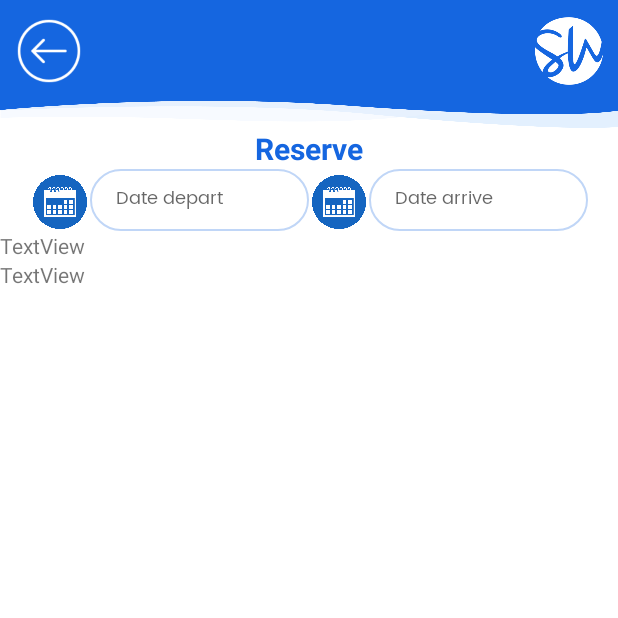
After one commit to oussabl/ProjetLibree, an Android app: the Reserve_Conge screen opened directly, with no data from a screen before it, on a phone screen of 412 x 824 dp, the top half of it. The commit adds this screen. Run offline under Robolectric (Android 15) with nearby library versions, the phone set to English and light mode, and no system bars; 5 statements that could not run were skipped.

Commit message:
Oussama Belarbi Update in 26/12/2021 add the classe Conge and his interface

```diff
--- a/app/src/main/AndroidManifest.xml
+++ b/app/src/main/AndroidManifest.xml
@@ -9,6 +9,9 @@
         android:roundIcon="@mipmap/ic_launcher_round"
         android:supportsRtl="true"
         android:theme="@style/Theme.ProjetLibre.NoActionBar">
+        <activity
+            android:name=".Reserve_Conge"
+            android:exported="false" />
         <activity
             android:name=".Update"
             android:exported="true" />
@@ -29,6 +32,7 @@
             android:exported="true">
             <intent-filter>
                 <action android:name="android.intent.action.MAIN" />
+
                 <category android:name="android.intent.category.LAUNCHER" />
             </intent-filter>
         </activity>
--- a/app/src/main/java/com/example/projetlibre/MainActivity.java
+++ b/app/src/main/java/com/example/projetlibre/MainActivity.java
@@ -67,7 +67,6 @@ public class MainActivity extends AppCompatActivity {
                         emp.getEmail().equals(username) &&
                                 emp.getPassword().equals(password))
                 {
-                 //   Log.v("LOGIN","aaaaaaaaaaaaaaaaaaaaaaaaaaaaaaaaaaaaaaaaaa");
                     startActivity(new Intent(this, Home.class));
                     cleanData();
 
--- /dev/null
+++ b/app/src/main/java/com/example/projetlibre/Reserve_Conge.java
@@ -0,0 +1,75 @@
+package com.example.projetlibre;
+
+import androidx.annotation.NonNull;
+import androidx.appcompat.app.AlertDialog;
+import androidx.appcompat.app.AppCompatActivity;
+
+import android.annotation.SuppressLint;
+import android.content.Intent;
+import android.os.Bundle;
+import android.view.View;
+import android.widget.Button;
+import android.widget.CalendarView;
+import android.widget.TextView;
+import android.widget.Toast;
+
+public class Reserve_Conge extends AppCompatActivity {
+    AlertDialog  alertDialog;
+    int key_date =0;
+    TextView date_con_depp,date_con_finn;
+    @Override
+    protected void onCreate(Bundle savedInstanceState) {
+        super.onCreate(savedInstanceState);
+        setContentView(R.layout.activity_reserve_conge);
+        date_con_finn=findViewById(R.id.date_con_fin);
+        date_con_depp=findViewById(R.id.date_con_dep);
+
+
+        Bundle bundle = new Bundle();
+        bundle = getIntent().getExtras();
+        String KEY = bundle.getString("key");
+        String nom = bundle.getString("firstname");
+        String prenom = bundle.getString("lastname");
+        String mission = bundle.getString("mission");
+        String email = bundle.getString("email");
+
+    }
+    @SuppressLint("SetTextI18n")
+    public void Calclick(View view) {
+        AlertDialog.Builder builder = new AlertDialog.Builder(this);
+        View VCalPopDate = getLayoutInflater().inflate(R.layout.popcal,null);
+        CalendarView cvDate = VCalPopDate.findViewById(R.id.calendarV);
+        Button  valideCal = VCalPopDate.findViewById(R.id.btn_valide);
+        cvDate.setOnDateChangeListener(new CalendarView.OnDateChangeListener() {
+            @Override
+            public void onSelectedDayChange(@NonNull CalendarView view1, int year, int month, int dayOfMonth) {
+                System.out.println("year" + year);
+                System.out.println("year" + month);
+                System.out.println("year" + dayOfMonth);
+                if (key_date == 0) {
+                    date_con_finn.setText(dayOfMonth + "/" + (month + 1) + "/" + year);
+                    key_date++;
+                } else if (key_date == 1) {
+                    date_con_depp.setText(dayOfMonth + "/" + (month + 1) + "/" + year);
+                    key_date--;
+                }
+            }
+        });
+
+        valideCal.setOnClickListener(new View.OnClickListener() {
+            @Override
+            public void onClick(View v) {
+                alertDialog.dismiss();
+            }
+        });
+        builder.setView(VCalPopDate);
+        alertDialog=builder.create();
+        alertDialog.show();
+    }
+
+
+    public void onbackk(View view) {
+        Intent intent = new Intent(getApplicationContext(), ProfileEmployer.class);
+        startActivity(intent);
+    }
+}
--- a/app/src/main/java/com/example/projetlibre/Update.java
+++ b/app/src/main/java/com/example/projetlibre/Update.java
@@ -34,7 +34,7 @@ public class Update extends AppCompatActivity {
             employer = new Employer();
             dao = new DAOEmloyee();
             update = findViewById(R.id.btn_update);
-            disable= findViewById(R.id.btn_pdf);
+            disable= findViewById(R.id.btn_conge);
             edfname= findViewById(R.id.idft);
             edlname= findViewById(R.id.idlt);
             edemail= findViewById(R.id.idem);
--- a/app/src/main/res/layout/activity_profile_employer.xml
+++ b/app/src/main/res/layout/activity_profile_employer.xml
@@ -272,14 +272,14 @@
 
 
                             <Button
-                                android:id="@+id/btn_pdf"
+                                android:id="@+id/btn_conge"
                                 android:layout_width="match_parent"
                                 android:layout_height="wrap_content"
                                 android:layout_weight="1"
                                 android:background="@drawable/blue_fill__rounded_color"
                                 android:fontFamily="@font/poppins_regular"
-                                android:text="pdf"
-                                android:onClick="UploadPDF"
+                                android:onClick="Reserve"
+                                android:text="Reserve"
                                 android:textColor="#ffffff"
                                 android:textSize="12sp"
                                 tools:ignore="MissingConstraints" />
--- /dev/null
+++ b/app/src/main/res/layout/activity_reserve_conge.xml
@@ -0,0 +1,194 @@
+<?xml version="1.0" encoding="utf-8"?>
+<androidx.constraintlayout.widget.ConstraintLayout xmlns:android="http://schemas.android.com/apk/res/android"
+    xmlns:app="http://schemas.android.com/apk/res-auto"
+    xmlns:tools="http://schemas.android.com/tools"
+    android:layout_width="match_parent"
+    android:layout_height="match_parent"
+    tools:context=".Reserve_Conge">
+
+    <LinearLayout
+        android:layout_width="match_parent"
+        android:layout_height="match_parent"
+        android:orientation="vertical"
+        app:layout_constraintTop_toTopOf="parent">
+
+        <androidx.constraintlayout.widget.ConstraintLayout
+            android:layout_width="match_parent"
+            android:layout_height="match_parent">
+
+            <LinearLayout
+                android:id="@+id/linearLayout4"
+                android:layout_width="match_parent"
+                android:layout_height="85dp"
+                app:layout_constraintTop_toTopOf="parent"
+                tools:ignore="MissingConstraints">
+
+                <FrameLayout
+                    android:layout_width="match_parent"
+                    android:layout_height="match_parent"
+                    android:background="@drawable/blue_bg">
+
+                    <ImageView
+                        android:layout_width="45dp"
+                        android:layout_height="45dp"
+                        android:layout_gravity="right"
+                        android:layout_marginTop="11dp"
+                        android:layout_marginRight="10dp"
+                        android:src="@drawable/logo" />
+
+                    <ImageView
+                        android:id="@+id/imageView"
+                        android:layout_width="45dp"
+                        android:layout_height="45dp"
+                        android:layout_gravity="left"
+                        android:layout_marginLeft="10dp"
+                        android:layout_marginTop="11dp"
+
+                        android:onClick="onbackk"
+                        android:src="@drawable/backk" />
+                </FrameLayout>
+
+            </LinearLayout>
+
+            <LinearLayout
+                android:layout_width="match_parent"
+                android:layout_height="0dp"
+                android:orientation="vertical"
+                app:layout_constraintBottom_toBottomOf="parent"
+                app:layout_constraintTop_toBottomOf="@+id/usernameEmployer">
+
+
+                <LinearLayout
+                    android:id="@+id/linearLayout2"
+                    android:layout_width="match_parent"
+                    android:layout_height="wrap_content"
+                    android:layout_marginStart="20dp"
+                    android:layout_marginEnd="20dp"
+                    android:orientation="vertical"
+                    tools:ignore="MissingConstraints">
+
+                    <androidx.constraintlayout.widget.ConstraintLayout
+                        android:layout_width="match_parent"
+                        android:layout_height="match_parent">
+
+                        <LinearLayout
+                            android:layout_width="match_parent"
+                            android:layout_height="match_parent"
+                            android:layout_marginTop="5dp"
+                            android:orientation="vertical">
+
+                            <LinearLayout
+                                android:layout_width="match_parent"
+                                android:layout_height="match_parent"
+                                android:orientation="horizontal">
+
+                                <LinearLayout
+                                    android:layout_width="match_parent"
+                                    android:layout_height="match_parent"
+                                    android:layout_weight="1"
+                                    android:gravity="center">
+
+                                    <ImageView
+                                        android:layout_width="40dp"
+                                        android:layout_height="40dp"
+                                        android:layout_marginTop="1dp"
+                                        android:foregroundGravity="center"
+                                        android:onClick="Calclick"
+                                        android:padding="2dp"
+                                        android:src="@drawable/cal"
+                                        tools:ignore="TouchTargetSizeCheck,SpeakableTextPresentCheck" />
+
+                                    <EditText
+                                        android:id="@+id/iddp_conge"
+                                        android:layout_width="match_parent"
+                                        android:layout_height="match_parent"
+                                        android:background="@drawable/blue_border_rounded_cornwe"
+                                        android:enabled="false"
+                                        android:fontFamily="@font/poppins_regular"
+                                        android:hint="@string/date_depart"
+                                        android:inputType="text"
+                                        android:maxLines="1"
+                                        android:paddingLeft="17dp"
+                                        android:paddingTop="11dp"
+                                        android:paddingBottom="11dp"
+                                        android:textCursorDrawable="@drawable/cursor_color"
+                                        android:textSize="12sp"
+                                        tools:ignore="MissingConstraints,TouchTargetSizeCheck" />
+                                </LinearLayout>
+
+                                <LinearLayout
+                                    android:layout_width="match_parent"
+                                    android:layout_height="match_parent"
+                                    android:layout_weight="1"
+                                    android:gravity="center">
+
+                                    <ImageView
+                                        android:layout_width="40dp"
+                                        android:layout_height="40dp"
+                                        android:layout_marginTop="1dp"
+                                        android:foregroundGravity="center"
+                                        android:onClick="Calclick"
+                                        android:padding="2dp"
+                                        android:src="@drawable/cal"
+                                        tools:ignore="TouchTargetSizeCheck,SpeakableTextPresentCheck" />
+
+                                    <EditText
+                                        android:id="@+id/id_datefin_conge"
+                                        android:layout_width="match_parent"
+                                        android:layout_height="match_parent"
+                                        android:background="@drawable/blue_border_rounded_cornwe"
+                                        android:enabled="false"
+                                        android:fontFamily="@font/poppins_regular"
+                                        android:hint="@string/date_arrive"
+                                        android:inputType="text"
+                                        android:maxLines="1"
+                                        android:paddingLeft="17dp"
+                                        android:paddingTop="11dp"
+                                        android:paddingBottom="11dp"
+                                        android:textCursorDrawable="@drawable/cursor_color"
+                                        android:textSize="12sp"
+                                        tools:ignore="MissingConstraints,TouchTargetSizeCheck" />
+                                </LinearLayout>
+
+                            </LinearLayout>
+
+                        </LinearLayout>
+
+                    </androidx.constraintlayout.widget.ConstraintLayout>
+
+
+                </LinearLayout>
+
+                <TextView
+                    android:id="@+id/date_con_dep"
+                    android:layout_width="match_parent"
+                    android:layout_height="wrap_content"
+                    android:text="TextView" />
+
+                <TextView
+                    android:id="@+id/date_con_fin"
+                    android:layout_width="match_parent"
+                    android:layout_height="wrap_content"
+                    android:text="TextView" />
+            </LinearLayout>
+
+            <TextView
+                android:id="@+id/usernameEmployer"
+                android:layout_width="wrap_content"
+                android:layout_height="wrap_content"
+                android:lineSpacingExtra="24sp"
+                android:text="Reserve"
+                android:textAppearance="@style/TextAppearance.AppCompat.Large"
+                android:textColor="@color/purple_200"
+                android:textSize="20sp"
+                android:textStyle="normal|bold"
+                app:drawableTint="#12C9E1"
+                app:layout_constraintEnd_toEndOf="parent"
+                app:layout_constraintStart_toStartOf="parent"
+                app:layout_constraintTop_toBottomOf="@+id/linearLayout4" />
+
+        </androidx.constraintlayout.widget.ConstraintLayout>
+
+    </LinearLayout>
+
+</androidx.constraintlayout.widget.ConstraintLayout>
--- a/app/src/main/res/layout/activity_update.xml
+++ b/app/src/main/res/layout/activity_update.xml
@@ -328,7 +328,7 @@
                         tools:ignore="MissingConstraints">
 
                         <Button
-                            android:id="@+id/btn_pdf"
+                            android:id="@+id/btn_conge"
                             android:layout_width="match_parent"
                             android:layout_height="wrap_content"
                             android:layout_weight="1"
--- a/app/src/main/res/layout/popcal.xml
+++ b/app/src/main/res/layout/popcal.xml
@@ -32,7 +32,6 @@
                 android:id="@+id/btn_valide"
                 android:layout_width="match_parent"
                 android:layout_height="wrap_content"
-
                 android:text="valide"
                 app:layout_constraintTop_toBottomOf="@+id/calendarV" />
         </androidx.constraintlayout.widget.ConstraintLayout>
```
Also changed, not shown: app/src/main/java/com/example/projetlibre/Conge.java (added, +54 -0 lines), app/src/main/java/com/example/projetlibre/ProfileEmployer.java (+18 -11 lines).
